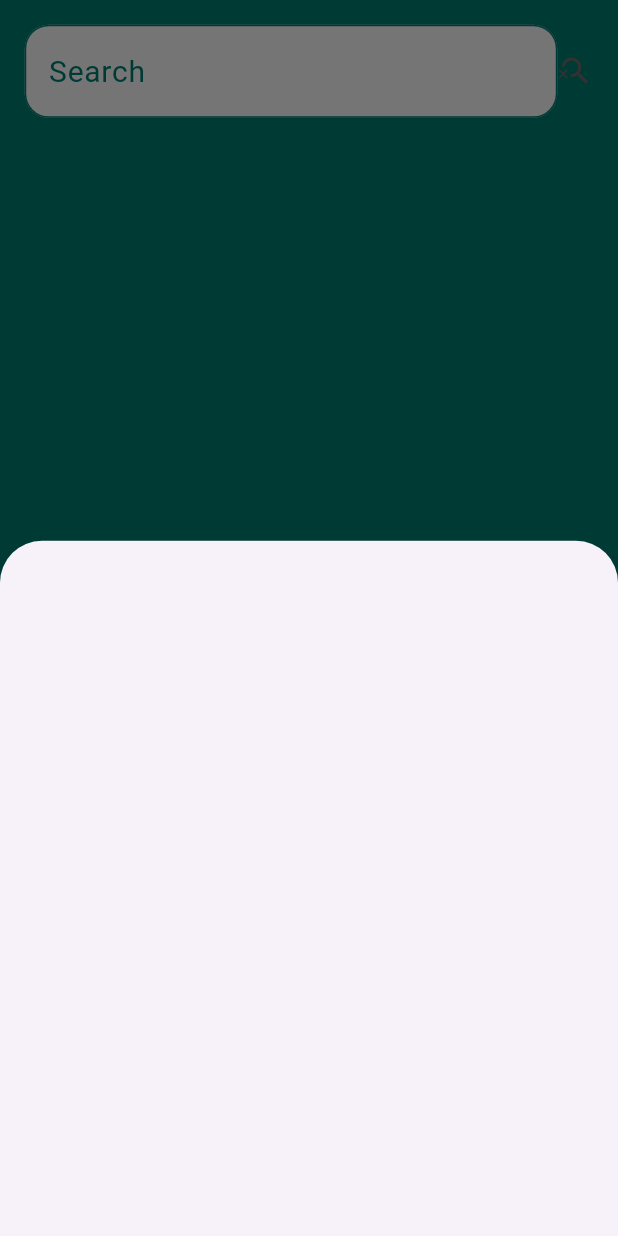
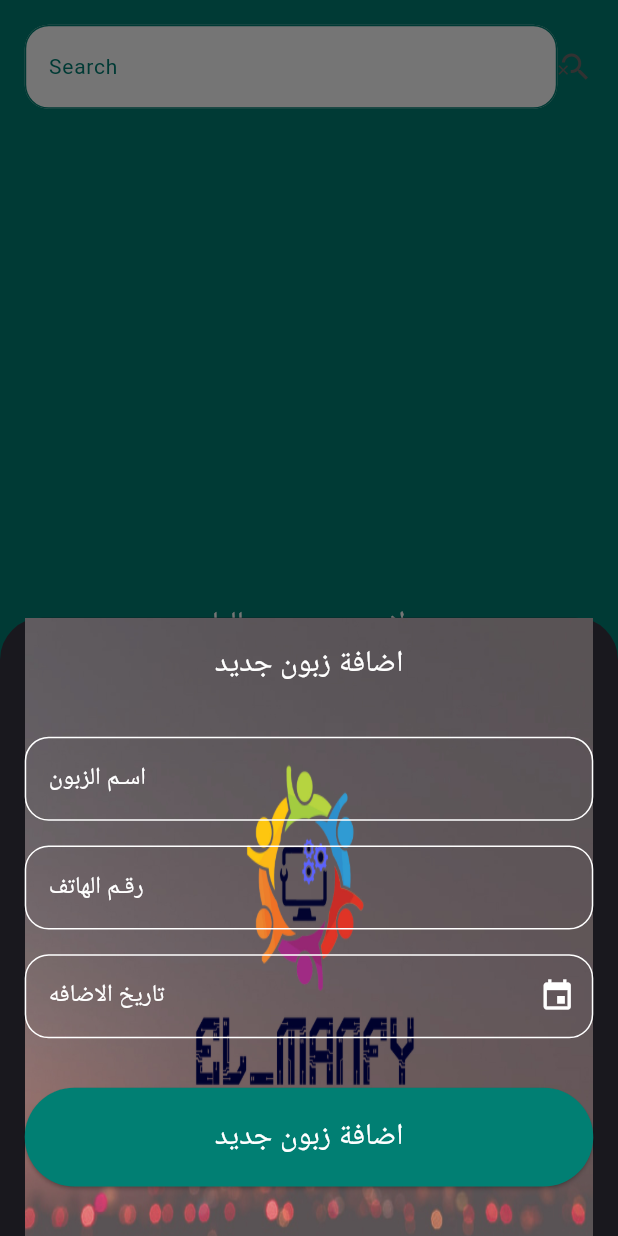
Before and after one commit to mohamedzebib22/Elmanfy, a Flutter app: the screen it shows after launch, after a tap on the "add" icon, on a phone screen of 412 x 824 dp. Run offline on Flutter 3.47's test engine with Material 3 defaults, Android fonts, the phone set to English and light mode, and no system bars; drawn by our look-alikes of auto_size_text.

Commit message:
done showmodalButtomSheet of HomePage.

```diff
--- /dev/null
+++ b/lib/Features/home_page/presentation/views/widgets/custom_bottom_sheet.dart
@@ -0,0 +1,32 @@
+import 'package:elmanfy/core/constants/constant.dart';
+import 'package:elmanfy/core/utils/widgets/custom_button.dart';
+import 'package:elmanfy/core/utils/widgets/custom_text.dart';
+import 'package:elmanfy/core/utils/widgets/custom_text_feild.dart';
+import 'package:flutter/material.dart';
+
+class CustomBottomSheet extends StatelessWidget {
+  const CustomBottomSheet({super.key});
+
+  @override
+  Widget build(BuildContext context) {
+    var width = MediaQuery.of(context).size.width;
+    var height = MediaQuery.of(context).size.height;
+    return Container(
+      margin:EdgeInsets.symmetric(horizontal: width*0.04),
+      decoration: BoxDecoration(image: DecorationImage(image: AssetImage('assets/images/elmanfy.jpg'),fit: BoxFit.fill)),
+      child: Column(children: [
+        SizedBox(height: height*0.02,),
+        CustomText(title: Constant.addNewCustomer),
+         SizedBox(height: height*0.04,),
+        CustomTextFeild(hintColor: Colors.white,hintText: Constant.customerName,labelText: Constant.customerName,textStyleColor: Colors.white,foucusBorder:Colors.white,borderColor:Colors.white ,),
+        SizedBox(height: height*0.02,),
+        CustomTextFeild(hintColor: Colors.white,hintText: Constant.phoneNumber,labelText: Constant.phoneNumber,textStyleColor: Colors.white,foucusBorder:Colors.white,borderColor:Colors.white ),
+        SizedBox(height: height*0.02,),
+        CustomTextFeild(hintColor: Colors.white,hintText: Constant.dateOfAdded,labelText: Constant.dateOfAdded,textStyleColor: Colors.white,foucusBorder:Colors.white,borderColor:Colors.white ,sufix: IconButton(onPressed: (){}, icon: Icon(Icons.event,color: Colors.white,)),),
+        SizedBox(height: height*0.04,),
+        CustomBotton(title: Constant.addNewCustomer),
+        SizedBox(height: height*0.04,),
+      ],),
+    );
+  }
+}
--- /dev/null
+++ b/lib/Features/home_page/presentation/views/widgets/custom_card_info.dart
@@ -0,0 +1,10 @@
+import 'package:flutter/material.dart';
+
+class CustomCardInfo extends StatelessWidget {
+  const CustomCardInfo({super.key});
+
+  @override
+  Widget build(BuildContext context) {
+    return const Placeholder();
+  }
+}
--- a/lib/Features/home_page/presentation/views/widgets/home_page.dart
+++ b/lib/Features/home_page/presentation/views/widgets/home_page.dart
@@ -1,3 +1,4 @@
+import 'package:elmanfy/Features/home_page/presentation/views/widgets/custom_bottom_sheet.dart';
 import 'package:elmanfy/core/constants/constant.dart';
 import 'package:elmanfy/core/theme/custom_style_text.dart';
 import 'package:elmanfy/core/utils/widgets/custom_text_feild.dart';
@@ -15,9 +16,14 @@ class HomePage extends StatelessWidget {
           child: Icon(Icons.add),
           onPressed: () {
             showModalBottomSheet(
+             isScrollControlled: true,
+              backgroundColor: Color(0xff19181E),
                 context: context,
                 builder: (context) {
-                  return Container();
+                  return Padding(
+                    padding:  EdgeInsets.only(bottom: MediaQuery.of(context).viewInsets.bottom),
+                    child: SingleChildScrollView(child: CustomBottomSheet()),
+                  );
                 });
           }),
       body: SafeArea(
--- a/lib/core/constants/constant.dart
+++ b/lib/core/constants/constant.dart
@@ -12,6 +12,10 @@ class Constant {
  static const String backToLoginPage = 'رجوع الى تسجيل الدخول';
  static const String sendLink = 'ارسال رابط اعادة تعين كلمة السر';
  static const String noDebtsCurrently = 'لايوجد ديون حاليا';
+ static const String customerName = 'اسـم الزبون';
+ static const String phoneNumber = 'رقـم الهاتف';
+ static const String dateOfAdded = 'تاريخ الاضافه';
+ static const String addNewCustomer = 'اضافة زبون جديد';
 
 
 }
--- a/lib/core/utils/widgets/custom_text_feild.dart
+++ b/lib/core/utils/widgets/custom_text_feild.dart
@@ -9,8 +9,12 @@ class CustomTextFeild extends StatelessWidget {
       required this.hintText,
       this.prefix,
       this.text,
+      this.labelText,
       this.sufix,
       this.borderColor = AppColor.primaryColor,
+      this.textStyleColor = AppColor.primaryColor,
+      this.hintColor = AppColor.primaryColor,
+      this.foucusBorder,
       this.maxLines = 1,
       this.onChanged,
       this.controller,
@@ -25,18 +29,20 @@ class CustomTextFeild extends StatelessWidget {
   Widget? prefix;
   Widget? sufix;
   TextEditingController? controller;
-
+  String? labelText;
   Color? borderColor;
+  Color? hintColor;
   int maxLines;
   bool security;
   bool? isFill;
   Color? fillColor;
+  Color? textStyleColor;
+  Color? foucusBorder;
   Function(String)? onChanged;
   @override
   Widget build(BuildContext context) {
     return TextFormField(
-      style: TextStyle(color: AppColor.primaryColor,),
-
+      style: TextStyle(color: textStyleColor,),
       obscureText: security,
       initialValue: text,
       controller: controller,
@@ -44,16 +50,18 @@ class CustomTextFeild extends StatelessWidget {
       validator: validator,
       maxLines: maxLines,
       decoration: InputDecoration(
+        labelText: labelText,
+        labelStyle: TextStyle(color: Colors.white,fontSize: 16),
         filled:isFill ,
         fillColor:fillColor ,
         hintText: hintText,
-        hintStyle:const TextStyle(color:AppColor.primaryColor,fontSize: 20),
+        hintStyle: TextStyle(color:hintColor,fontSize: 14),
         prefixIcon: prefix,
         suffixIcon: sufix,
         disabledBorder: makeAllBorder(color: Colors.grey, radius: 16),
         enabledBorder: makeAllBorder(color: borderColor!, radius: 16),
         focusedBorder:
-            makeAllBorder(color: AppColor.primaryColor, radius: 16),
+            makeAllBorder(color: foucusBorder ??AppColor.primaryColor , radius: 16),
         focusedErrorBorder:
             makeAllBorder(color: Colors.red, radius: 16),
         errorBorder: makeAllBorder(color: Colors.red, radius: 16),
```
